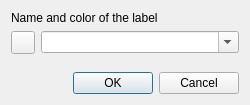
Qt form Plugins/org.mitk.gui.qt.segmentation/src/QmitkNewSegmentationDialog.ui (MITK/MITK) before a commit.
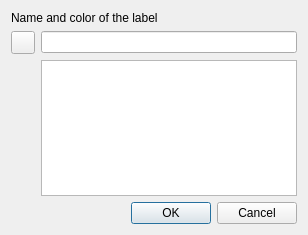
The same form after that commit.

Commit message:
Change widgets for new/rename label dialog
Summary:
Use a QLineEdit/QListWidget combination instead of a QComboBox.
It enables a streamlined selection of label name suggestions, i. e.
with a double click, which also accepts the selection and closes
the dialog.

Fixes T29288

Test Plan: Tested manually with short and long suggestion lists as well as in both dialog modes (new label vs. rename label).

Reviewers: floca, O1 MITK Reviewer Group I

Reviewed By: floca, O1 MITK Reviewer Group I

Maniphest Tasks: T29288

Diff of the .ui file:
```diff
--- a/Plugins/org.mitk.gui.qt.segmentation/src/QmitkNewSegmentationDialog.ui
+++ b/Plugins/org.mitk.gui.qt.segmentation/src/QmitkNewSegmentationDialog.ui
@@ -6,14 +6,14 @@
    <rect>
     <x>0</x>
     <y>0</y>
-    <width>250</width>
-    <height>105</height>
+    <width>308</width>
+    <height>235</height>
    </rect>
   </property>
   <property name="windowTitle">
    <string>Create Label</string>
   </property>
-  <layout class="QVBoxLayout" name="verticalLayout">
+  <layout class="QVBoxLayout" name="verticalLayout_2">
    <item>
     <layout class="QGridLayout" name="gridLayout">
      <item row="0" column="0" colspan="2">
@@ -23,38 +23,25 @@
        </property>
       </widget>
      </item>
-     <item row="1" column="0">
+     <item row="2" column="1">
+      <layout class="QVBoxLayout" name="verticalLayout">
+       <item>
+        <widget class="QLineEdit" name="nameLineEdit"/>
+       </item>
+      </layout>
+     </item>
+     <item row="2" column="0">
       <widget class="QToolButton" name="colorButton">
        <property name="text">
         <string/>
        </property>
       </widget>
      </item>
-     <item row="1" column="1">
-      <widget class="QComboBox" name="nameComboBox">
-       <property name="editable">
-        <bool>true</bool>
-       </property>
-       <property name="insertPolicy">
-        <enum>QComboBox::NoInsert</enum>
-       </property>
-      </widget>
+     <item row="3" column="1">
+      <widget class="QListWidget" name="nameList"/>
      </item>
     </layout>
    </item>
-   <item>
-    <spacer name="verticalSpacer">
-     <property name="orientation">
-      <enum>Qt::Vertical</enum>
-     </property>
-     <property name="sizeHint" stdset="0">
-      <size>
-       <width>20</width>
-       <height>40</height>
-      </size>
-     </property>
-    </spacer>
-   </item>
    <item>
     <widget class="QDialogButtonBox" name="buttonBox">
      <property name="orientation">
```
The commit also changes 2 other files.
